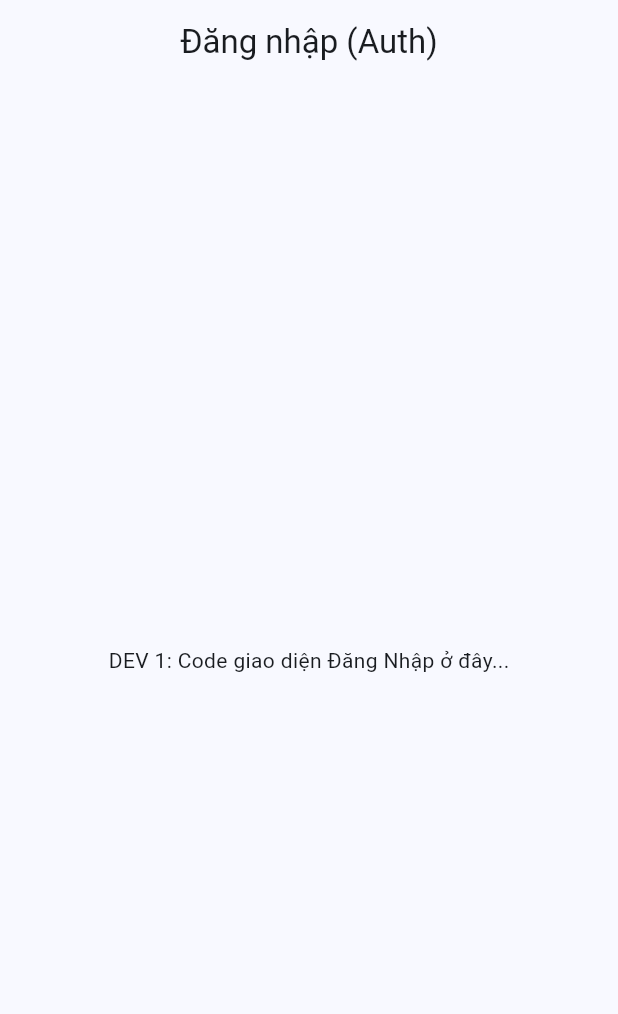
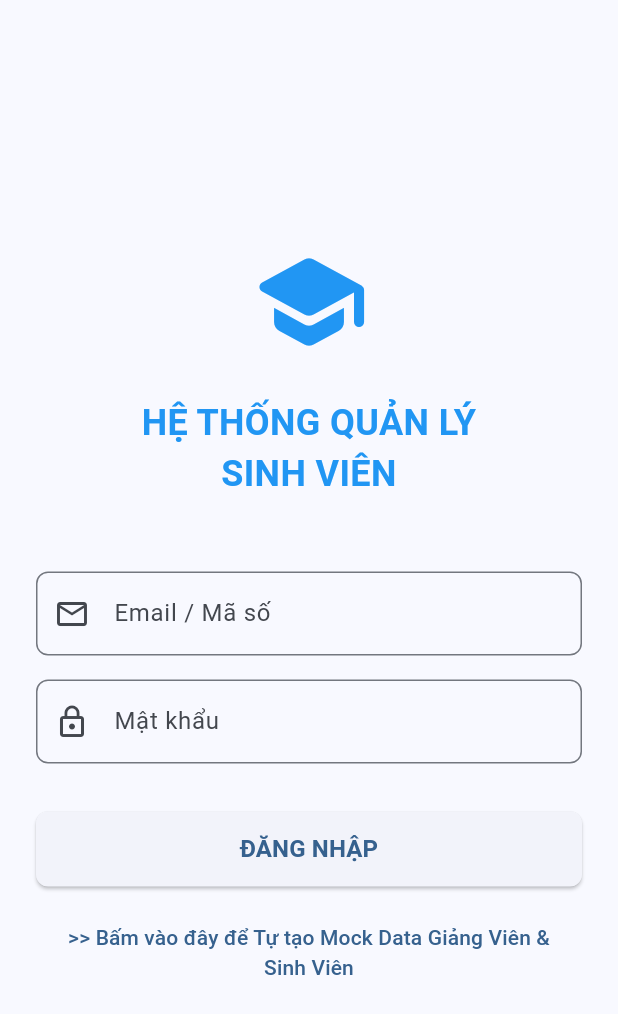
Before and after one commit to Haidp2005/qlsv, a Flutter app: the screen it shows after launch, on a phone screen of 412 x 824 dp. Shown: the top 1014 px of the screen. Run offline on Flutter 3.47's test engine with Material 3 defaults, Android fonts, the phone set to English and light mode, and no system bars; our stand-ins replace cloud_firestore, equatable, firebase_auth, firebase_core, flutter_bloc, go_router; accounts and stored records are empty.

Commit message:
Viết Logic đăng nhập

```diff
--- /dev/null
+++ b/lib/core/widgets/custom_button.dart
@@ -0,0 +1,38 @@
+import 'package:flutter/material.dart';
+
+class CustomButton extends StatelessWidget {
+  final String text;
+  final VoidCallback onPressed;
+  final bool isLoading;
+
+  const CustomButton({
+    super.key,
+    required this.text,
+    required this.onPressed,
+    this.isLoading = false,
+  });
+
+  @override
+  Widget build(BuildContext context) {
+    return SizedBox(
+      width: double.infinity,
+      height: 50,
+      child: ElevatedButton(
+        style: ElevatedButton.styleFrom(
+          shape: RoundedRectangleBorder(borderRadius: BorderRadius.circular(8)),
+        ),
+        onPressed: isLoading ? null : onPressed,
+        child: isLoading
+            ? const SizedBox(
+                width: 24,
+                height: 24,
+                child: CircularProgressIndicator(strokeWidth: 2),
+              )
+            : Text(
+                text,
+                style: const TextStyle(fontSize: 16, fontWeight: FontWeight.bold),
+              ),
+      ),
+    );
+  }
+}
--- /dev/null
+++ b/lib/core/widgets/custom_text_field.dart
@@ -0,0 +1,34 @@
+import 'package:flutter/material.dart';
+
+class CustomTextField extends StatelessWidget {
+  final TextEditingController controller;
+  final String label;
+  final IconData prefixIcon;
+  final bool obscureText;
+  final TextInputType keyboardType;
+
+  const CustomTextField({
+    super.key,
+    required this.controller,
+    required this.label,
+    required this.prefixIcon,
+    this.obscureText = false,
+    this.keyboardType = TextInputType.text,
+  });
+
+  @override
+  Widget build(BuildContext context) {
+    return TextField(
+      controller: controller,
+      obscureText: obscureText,
+      keyboardType: keyboardType,
+      decoration: InputDecoration(
+        labelText: label,
+        prefixIcon: Icon(prefixIcon),
+        border: OutlineInputBorder(
+          borderRadius: BorderRadius.circular(8),
+        ),
+      ),
+    );
+  }
+}
--- /dev/null
+++ b/lib/features/auth/data/models/user_model.dart
@@ -0,0 +1,19 @@
+class UserModel {
+  final String uid;
+  final String email;
+  final String role; // 'student' or 'lecturer'
+
+  UserModel({
+    required this.uid,
+    required this.email,
+    required this.role,
+  });
+
+  factory UserModel.fromMap(Map<String, dynamic> map, String uid) {
+    return UserModel(
+      uid: uid,
+      email: map['email'] ?? '',
+      role: map['role'] ?? 'student',
+    );
+  }
+}
--- /dev/null
+++ b/lib/features/auth/data/repositories/auth_repository.dart
@@ -0,0 +1,77 @@
+import 'package:firebase_auth/firebase_auth.dart';
+import 'package:cloud_firestore/cloud_firestore.dart';
+import '../models/user_model.dart';
+
+class AuthRepository {
+  final FirebaseAuth _firebaseAuth = FirebaseAuth.instance;
+  final FirebaseFirestore _firestore = FirebaseFirestore.instance;
+
+  Future<UserModel?> login(String email, String password) async {
+    try {
+      final UserCredential credential = await _firebaseAuth.signInWithEmailAndPassword(
+        email: email,
+        password: password,
+      );
+
+      final User? user = credential.user;
+      if (user != null) {
+        // Fetch dữ liệu phân quyền từ collection users
+        final doc = await _firestore.collection('users').doc(user.uid).get();
+        if (doc.exists && doc.data() != null) {
+          return UserModel.fromMap(doc.data()!, user.uid);
+        } else {
+          // Fallback tạo model tạm nếu tài khoản có mà chưa có document
+          return UserModel(uid: user.uid, email: user.email ?? email, role: 'student');
+        }
+      }
+      return null;
+    } on FirebaseAuthException catch (e) {
+      throw Exception('Lỗi Firebase: ${e.message}');
+    } catch (e) {
+      throw Exception('Lỗi đăng nhập: $e');
+    }
+  }
+
+  Future<void> logout() async {
+    await _firebaseAuth.signOut();
+  }
+
+  // TODO: TẠM THỜI - Nút bấm trên UI gọi hàm này để tạo sẵn tài khoản test cho Giảng viên & Sinh viên
+  Future<void> seedInitialData() async {
+    try {
+      // 1. Sinh viên
+      User? studentUser;
+      try {
+        final c1 = await _firebaseAuth.createUserWithEmailAndPassword(email: 'student@gmail.com', password: 'password123');
+        studentUser = c1.user;
+      } on FirebaseAuthException catch (e) {
+        if (e.code == 'email-already-in-use') {
+          final c1 = await _firebaseAuth.signInWithEmailAndPassword(email: 'student@gmail.com', password: 'password123');
+          studentUser = c1.user;
+        } else rethrow;
+      }
+      if (studentUser != null) {
+        await _firestore.collection('users').doc(studentUser.uid).set({'email': 'student@gmail.com', 'role': 'student'});
+      }
+
+      // 2. Giảng viên
+      User? lecturerUser;
+      try {
+        final c2 = await _firebaseAuth.createUserWithEmailAndPassword(email: 'lecturer@gmail.com', password: 'password123');
+        lecturerUser = c2.user;
+      } on FirebaseAuthException catch (e) {
+        if (e.code == 'email-already-in-use') {
+          final c2 = await _firebaseAuth.signInWithEmailAndPassword(email: 'lecturer@gmail.com', password: 'password123');
+          lecturerUser = c2.user;
+        } else rethrow;
+      }
+      if (lecturerUser != null) {
+        await _firestore.collection('users').doc(lecturerUser.uid).set({'email': 'lecturer@gmail.com', 'role': 'lecturer'});
+      }
+
+      await _firebaseAuth.signOut(); // Trở về trạng thái chưa đăng nhập
+    } catch (e) {
+      throw Exception('Lỗi tạo mẫu: $e');
+    }
+  }
+}
--- /dev/null
+++ b/lib/features/auth/presentation/bloc/auth_cubit.dart
@@ -0,0 +1,34 @@
+import 'package:flutter_bloc/flutter_bloc.dart';
+import '../../data/repositories/auth_repository.dart';
+import 'auth_state.dart';
+
+class AuthCubit extends Cubit<AuthState> {
+  final AuthRepository authRepository;
+
+  AuthCubit({required this.authRepository}) : super(AuthInitial());
+
+  Future<void> login(String email, String password) async {
+    if (email.isEmpty || password.isEmpty) {
+      emit(const AuthFailure('Vui lòng nhập đầy đủ email và mật khẩu.'));
+      return;
+    }
+
+    emit(AuthLoading());
+    try {
+      final user = await authRepository.login(email, password);
+      if (user != null) {
+        emit(AuthSuccess(user));
+      } else {
+        emit(const AuthFailure('Đăng nhập thất bại.'));
+      }
+    } catch (e) {
+      emit(AuthFailure(e.toString()));
+    }
+  }
+
+  Future<void> logout() async {
+    emit(AuthLoading());
+    await authRepository.logout();
+    emit(AuthInitial());
+  }
+}
--- /dev/null
+++ b/lib/features/auth/presentation/bloc/auth_state.dart
@@ -0,0 +1,29 @@
+import 'package:equatable/equatable.dart';
+import '../../data/models/user_model.dart';
+
+abstract class AuthState extends Equatable {
+  const AuthState();
+
+  @override
+  List<Object?> get props => [];
+}
+
+class AuthInitial extends AuthState {}
+
+class AuthLoading extends AuthState {}
+
+class AuthSuccess extends AuthState {
+  final UserModel user;
+  const AuthSuccess(this.user);
+
+  @override
+  List<Object?> get props => [user];
+}
+
+class AuthFailure extends AuthState {
+  final String error;
+  const AuthFailure(this.error);
+
+  @override
+  List<Object?> get props => [error];
+}
--- a/lib/features/auth/presentation/pages/login_page.dart
+++ b/lib/features/auth/presentation/pages/login_page.dart
@@ -1,14 +1,132 @@
 import 'package:flutter/material.dart';
+import 'package:flutter_bloc/flutter_bloc.dart';
+import 'package:go_router/go_router.dart';
 
-class LoginPage extends StatelessWidget {
+import '../../../../core/routes/route_constants.dart';
+import '../../../../core/widgets/custom_button.dart';
+import '../../../../core/widgets/custom_text_field.dart';
+import '../../data/repositories/auth_repository.dart';
+import '../bloc/auth_cubit.dart';
+import '../bloc/auth_state.dart';
+
+class LoginPage extends StatefulWidget {
   const LoginPage({super.key});
+
+  @override
+  State<LoginPage> createState() => _LoginPageState();
+}
+
+class _LoginPageState extends State<LoginPage> {
+  final TextEditingController _emailController = TextEditingController();
+  final TextEditingController _passwordController = TextEditingController();
+
+  @override
+  void dispose() {
+    _emailController.dispose();
+    _passwordController.dispose();
+    super.dispose();
+  }
+
+  void _onLoginPressed() {
+    FocusScope.of(context).unfocus();
+    context.read<AuthCubit>().login(
+          _emailController.text.trim(),
+          _passwordController.text.trim(),
+        );
+  }
 
   @override
   Widget build(BuildContext context) {
     return Scaffold(
-      appBar: AppBar(title: const Text('Đăng nhập (Auth)')),
-      body: const Center(
-        child: Text('DEV 1: Code giao diện Đăng Nhập ở đây...'),
+      body: BlocConsumer<AuthCubit, AuthState>(
+        listener: (context, state) {
+          if (state is AuthSuccess) {
+            // Check role and navigate accordingly
+            if (state.user.role == 'lecturer') {
+              context.go(RouteConstants.lecturerDashboard);
+            } else {
+              context.go(RouteConstants.studentDashboard);
+            }
+          } else if (state is AuthFailure) {
+            ScaffoldMessenger.of(context).showSnackBar(
+              SnackBar(
+                content: Text(state.error),
+                backgroundColor: Colors.red,
+              ),
+            );
+          }
+        },
+        builder: (context, state) {
+          final isLoading = state is AuthLoading;
+
+          return SafeArea(
+            child: Center(
+              child: SingleChildScrollView(
+                padding: const EdgeInsets.symmetric(horizontal: 24.0),
+                child: Column(
+                  mainAxisAlignment: MainAxisAlignment.center,
+                  crossAxisAlignment: CrossAxisAlignment.stretch,
+                  children: [
+                    const Icon(
+                      Icons.school_rounded,
+                      size: 80,
+                      color: Colors.blue,
+                    ),
+                    const SizedBox(height: 24),
+                    const Text(
+                      'HỆ THỐNG QUẢN LÝ\nSINH VIÊN',
+                      textAlign: TextAlign.center,
+                      style: TextStyle(
+                        fontSize: 24,
+                        fontWeight: FontWeight.bold,
+                        color: Colors.blue,
+                      ),
+                    ),
+                    const SizedBox(height: 48),
+                    CustomTextField(
+                      controller: _emailController,
+                      label: 'Email / Mã số',
+                      prefixIcon: Icons.email_outlined,
+                      keyboardType: TextInputType.emailAddress,
+                    ),
+                    const SizedBox(height: 16),
+                    CustomTextField(
+                      controller: _passwordController,
+                      label: 'Mật khẩu',
+                      prefixIcon: Icons.lock_outline,
+                      obscureText: true,
+                    ),
+                    const SizedBox(height: 32),
+                    CustomButton(
+                      text: 'ĐĂNG NHẬP',
+                      onPressed: _onLoginPressed,
+                      isLoading: isLoading,
+                    ),
+                    const SizedBox(height: 16),
+                    TextButton(
+                      onPressed: () async {
+                        ScaffoldMessenger.of(context).showSnackBar(
+                          const SnackBar(content: Text('Đang tạo dữ liệu trên Firebase bằng API... Vui lòng chờ 3s')),
+                        );
+                        await context.read<AuthRepository>().seedInitialData();
+                        ScaffoldMessenger.of(context).showSnackBar(
+                          const SnackBar(
+                            content: Text('XONG! Tài khoản Test:\nSV: student@gmail.com\nGV: lecturer@gmail.com\nPass: password123'),
+                            duration: Duration(seconds: 10),
+                          ),
+                        );
+                      },
+                      child: const Text(
+                        '>> Bấm vào đây để Tự tạo Mock Data Giảng Viên & Sinh Viên',
+                        textAlign: TextAlign.center,
+                      ),
+                    ),
+                  ],
+                ),
+              ),
+            ),
+          );
+        },
       ),
     );
   }
--- a/lib/main.dart
+++ b/lib/main.dart
@@ -1,8 +1,11 @@
 import 'package:flutter/material.dart';
+import 'package:flutter_bloc/flutter_bloc.dart';
 import 'package:firebase_core/firebase_core.dart';
 import 'firebase_options.dart';
 import 'core/theme/app_theme.dart';
 import 'core/routes/app_router.dart';
+import 'features/auth/data/repositories/auth_repository.dart';
+import 'features/auth/presentation/bloc/auth_cubit.dart';
 
 void main() async {
   WidgetsFlutterBinding.ensureInitialized();
@@ -19,11 +22,27 @@ class QlsvApp extends StatelessWidget {
 
   @override
   Widget build(BuildContext context) {
-    return MaterialApp.router(
-      title: 'Quản lý Sinh viên',
-      theme: AppTheme.lightTheme,
-      routerConfig: AppRouter.router,
-      debugShowCheckedModeBanner: false,
+    return MultiRepositoryProvider(
+      providers: [
+        RepositoryProvider<AuthRepository>(
+          create: (context) => AuthRepository(),
+        ),
+      ],
+      child: MultiBlocProvider(
+        providers: [
+          BlocProvider<AuthCubit>(
+            create: (context) => AuthCubit(
+              authRepository: context.read<AuthRepository>(),
+            ),
+          ),
+        ],
+        child: MaterialApp.router(
+          title: 'Quản lý Sinh viên',
+          theme: AppTheme.lightTheme,
+          routerConfig: AppRouter.router,
+          debugShowCheckedModeBanner: false,
+        ),
+      ),
     );
   }
 }
```
Also changed, not shown: firebase.json, 1 other file.
